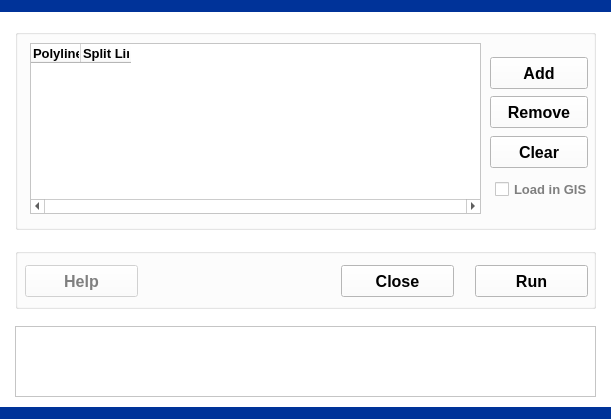
This is 3VectorProcessing/4PolylineToLines/polylinetolines.ui in leonard-psu/PIHMgis as Qt 5 draws it before an edit. The edited form follows.
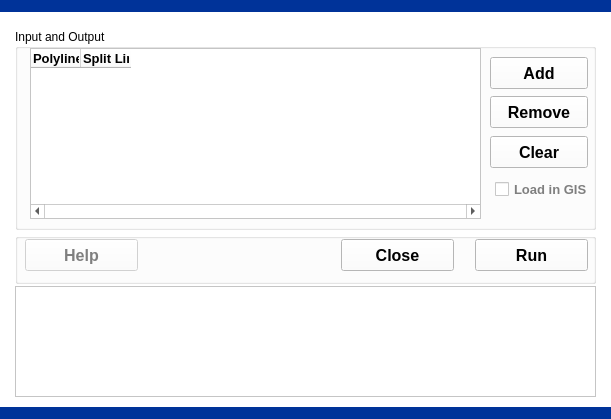
This is the edited form.

Patch:
```diff
--- a/3VectorProcessing/4PolylineToLines/polylinetolines.ui
+++ b/3VectorProcessing/4PolylineToLines/polylinetolines.ui
@@ -438,7 +438,7 @@
     </rect>
    </property>
    <property name="title">
-    <string/>
+    <string>Input and Output</string>
    </property>
    <widget class="QPushButton" name="pushButtonAdd">
     <property name="geometry">
@@ -474,7 +474,7 @@
     <property name="geometry">
      <rect>
       <x>15</x>
-      <y>14</y>
+      <y>19</y>
       <width>451</width>
       <height>171</height>
      </rect>
@@ -482,7 +482,7 @@
     <property name="font">
      <font>
       <family>Arial</family>
-      <pointsize>10</pointsize>
+      <pointsize>11</pointsize>
       <weight>75</weight>
       <bold>true</bold>
      </font>
@@ -649,9 +649,9 @@
    <property name="geometry">
     <rect>
      <x>15</x>
-     <y>248</y>
+     <y>233</y>
      <width>581</width>
-     <height>61</height>
+     <height>51</height>
     </rect>
    </property>
    <property name="title">
@@ -664,7 +664,7 @@
     <property name="geometry">
      <rect>
       <x>10</x>
-      <y>17</y>
+      <y>6</y>
       <width>113</width>
       <height>32</height>
      </rect>
@@ -688,7 +688,7 @@
     <property name="geometry">
      <rect>
       <x>326</x>
-      <y>17</y>
+      <y>6</y>
       <width>113</width>
       <height>32</height>
      </rect>
@@ -712,7 +712,7 @@
     <property name="geometry">
      <rect>
       <x>460</x>
-      <y>17</y>
+      <y>6</y>
       <width>113</width>
       <height>32</height>
      </rect>
@@ -1192,11 +1192,17 @@
    <property name="geometry">
     <rect>
      <x>15</x>
-     <y>326</y>
+     <y>286</y>
      <width>581</width>
-     <height>71</height>
+     <height>111</height>
     </rect>
    </property>
+   <property name="font">
+    <font>
+     <family>Arial</family>
+     <pointsize>11</pointsize>
+    </font>
+   </property>
    <property name="lineWrapMode">
     <enum>QTextEdit::NoWrap</enum>
    </property>
```
